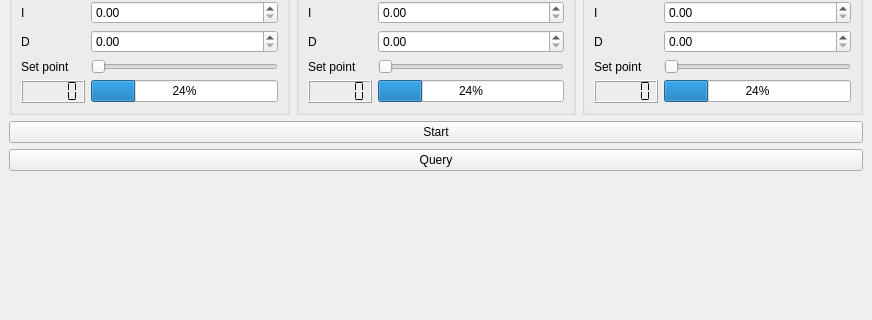
This is mainwindow.ui in pbosetti/machine_sim as Qt 5 draws it before an edit; both pictures show x 0 to 872 and y 143 to 463 of the 872 by 825 pixel window. The edited form follows.
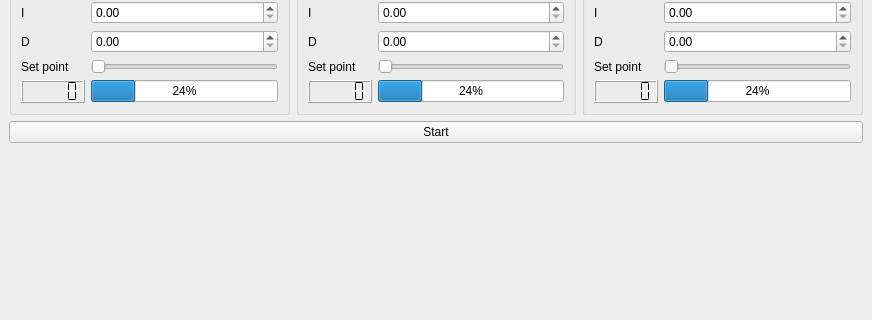
This is the edited form. Custom widgets are drawn as their Qt base class.

Patch:
```diff
--- a/mainwindow.ui
+++ b/mainwindow.ui
@@ -436,13 +436,6 @@
         </property>
        </widget>
       </item>
-      <item>
-       <widget class="QPushButton" name="pushButton">
-        <property name="text">
-         <string>Query</string>
-        </property>
-       </widget>
-      </item>
       <item>
        <layout class="QGridLayout" name="gridLayout">
         <item row="0" column="2">
```
